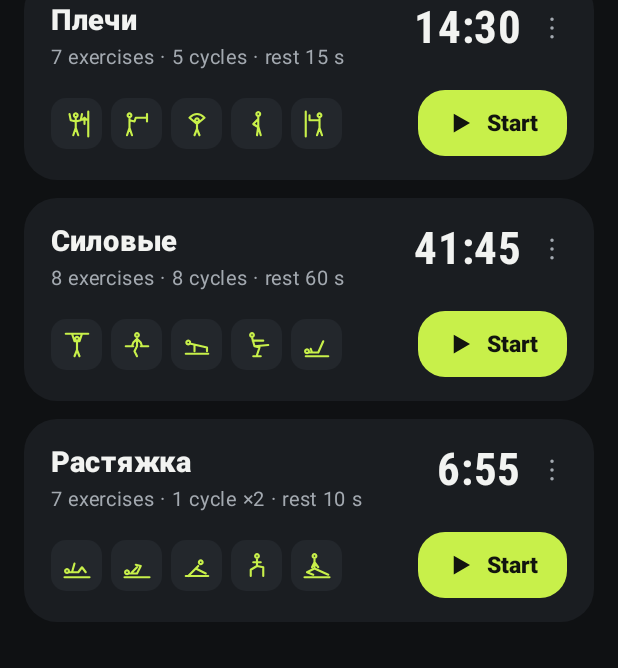
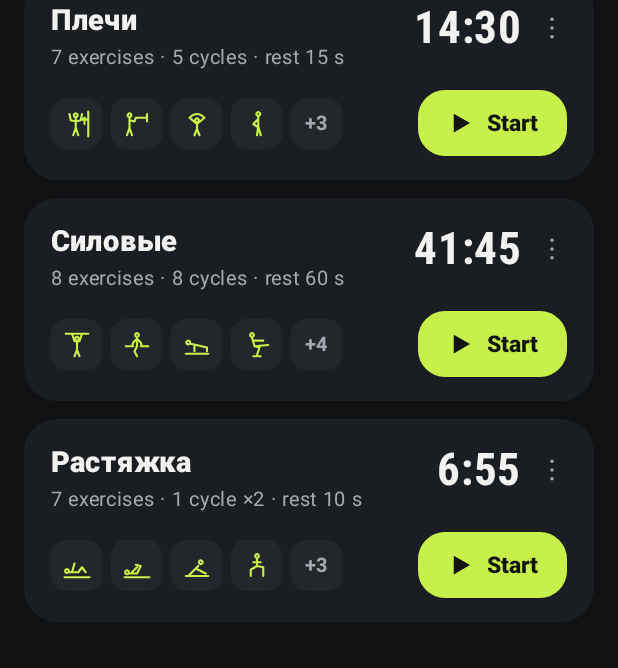
Before and after one commit to anmura/training-timer, an Android app built with Jetpack Compose: the screen it shows after launch (MainActivity), on a phone screen of 412 x 824 dp. Shown: the part 196-864 px from the top of the screen. Run offline under Robolectric (Android 15) with nearby library versions, the phone set to English and light mode, and no system bars.

Commit message:
Complex card: icons fit their space with a +N tile, gap before Start
Co-Authored-By: Claude Opus 5.5 <noreply@anthropic.com>
Claude-Session: https://claude.ai/code/session_01VKJpjF76y6zY4cgfP6iZUP

```diff
--- a/app/src/main/java/com/trainingtimer/app/ui/HomeScreen.kt
+++ b/app/src/main/java/com/trainingtimer/app/ui/HomeScreen.kt
@@ -10,6 +10,8 @@ import androidx.compose.foundation.background
 import androidx.compose.foundation.clickable
 import androidx.compose.foundation.layout.Arrangement
 import androidx.compose.foundation.layout.Box
+import androidx.compose.foundation.layout.BoxWithConstraints
+import androidx.compose.foundation.layout.size
 import androidx.compose.foundation.layout.Column
 import androidx.compose.foundation.layout.PaddingValues
 import androidx.compose.foundation.layout.Row
@@ -254,7 +256,7 @@ private fun ComplexCard(
     onEdit: () -> Unit,
     onDelete: () -> Unit,
 ) {
-    val icons = complex.exerciseIds().distinct().mapNotNull { exById[it]?.icon }.take(5)
+    val icons = complex.exerciseIds().distinct().mapNotNull { exById[it]?.icon }
     Column(
         Modifier
             .fillMaxWidth()
@@ -287,8 +289,25 @@ private fun ComplexCard(
             Modifier.padding(end = 10.dp),
             verticalAlignment = Alignment.CenterVertically,
         ) {
-            Row(Modifier.weight(1f), horizontalArrangement = Arrangement.spacedBy(6.dp)) {
-                for (icon in icons) ExerciseIcon(icon, tileSize = 34.dp, iconSize = 20.dp, corner = 10.dp)
+            // Show only as many icons as fit, with a "+N" tile for the rest, and keep a gap before Start.
+            BoxWithConstraints(Modifier.weight(1f).padding(end = 12.dp)) {
+                val slots = ((maxWidth + 6.dp) / 40.dp).toInt().coerceAtLeast(1)
+                val shown = if (icons.size <= slots) icons else icons.take(slots - 1)
+                val hidden = icons.size - shown.size
+                Row(horizontalArrangement = Arrangement.spacedBy(6.dp)) {
+                    for (icon in shown) ExerciseIcon(icon, tileSize = 34.dp, iconSize = 20.dp, corner = 10.dp)
+                    if (hidden > 0) {
+                        Box(
+                            Modifier
+                                .size(34.dp)
+                                .clip(RoundedCornerShape(10.dp))
+                                .background(C.Surface2),
+                            contentAlignment = Alignment.Center,
+                        ) {
+                            Text("+$hidden", fontSize = 13.sp, fontWeight = FontWeight.Bold, color = C.Muted, maxLines = 1)
+                        }
+                    }
+                }
             }
             BigButton(
                 text = "Start",
```
